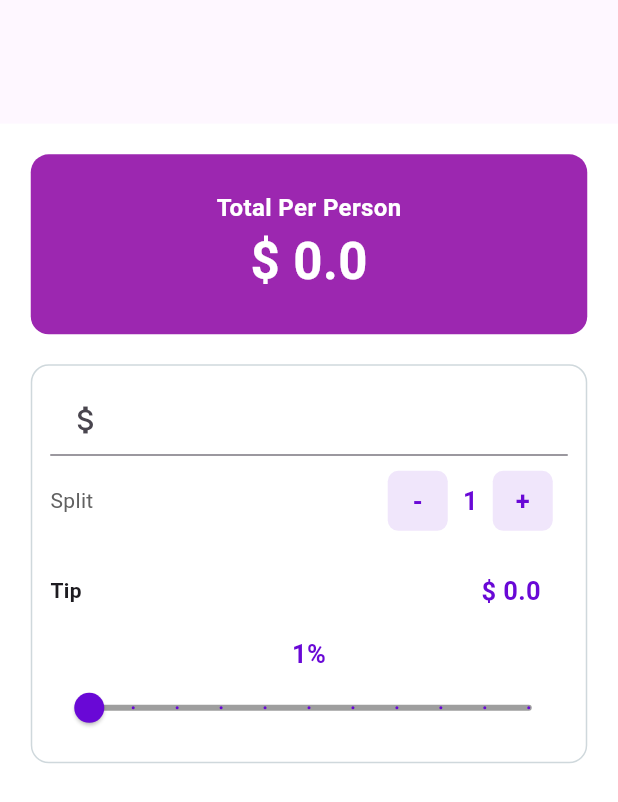
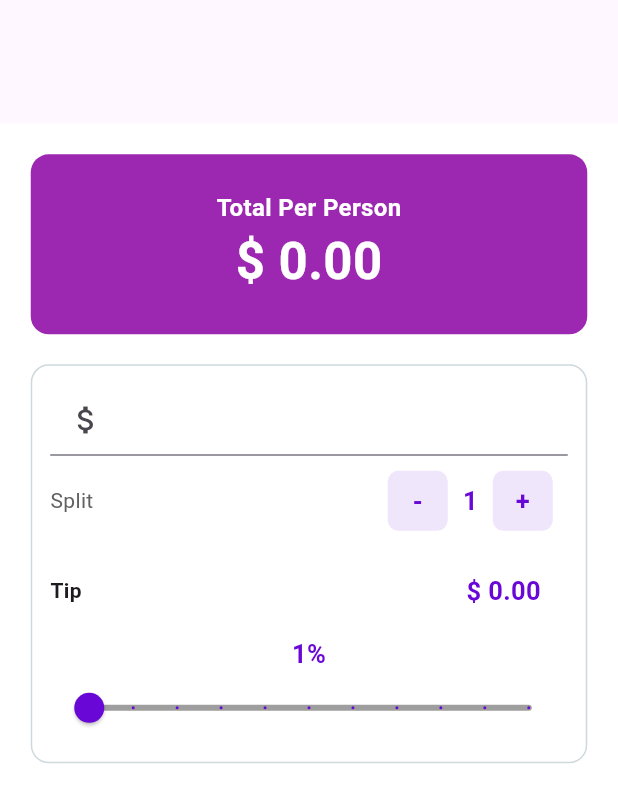
Before and after one commit to mouse-nam/tip_calculator, a Flutter app: the screen it shows after launch, on a phone screen of 412 x 824 dp. Shown: the top 802 px of the screen. Run offline on Flutter 3.47's test engine with Material 3 defaults, Android fonts, the phone set to English and light mode, and no system bars.

Commit message:
finished working

```diff
--- a/lib/tip_calculator.dart
+++ b/lib/tip_calculator.dart
@@ -80,7 +80,7 @@ class _BillSplitterState extends State<BillSplitter> {
                           TextInputType.numberWithOptions(decimal: true),
                       style: TextStyle(color: _purple),
                       decoration: InputDecoration(
-                        prefixText: "Bill Amount",
+                        prefixText: "Bill Amount ",
                         prefixIcon: Icon(Icons.attach_money),
                       ),
                       onChanged: (String value) {
@@ -171,7 +171,7 @@ class _BillSplitterState extends State<BillSplitter> {
                       Padding(
                         padding: const EdgeInsets.all(18.0),
                         child: Text(
-                          "\$ ${calculateTotalTip(_billAmount, _personCounter, _tipPercentage)}",
+                          "\$ ${(calculateTotalTip(_billAmount, _personCounter, _tipPercentage)).toStringAsFixed(2)}",
                           style: TextStyle(
                               color: _purple,
                               fontSize: 17.0,
@@ -220,7 +220,7 @@ class _BillSplitterState extends State<BillSplitter> {
     var totalPerPerson =
         (calculateTotalTip(billAmount, spiltBy, tipPercentage) + billAmount) /
             spiltBy;
-    return totalPerPerson;
+    return totalPerPerson.toStringAsFixed(2);
   }
 
   calculateTotalTip(double billAmount, int splitBy, int tipPercentage) {
@@ -230,6 +230,7 @@ class _BillSplitterState extends State<BillSplitter> {
     } else {
       totalTip = (billAmount * tipPercentage) / 100;
       return totalTip;
+      // return totalTip.toStringAsFixed(2);
     }
   }
 }
```
